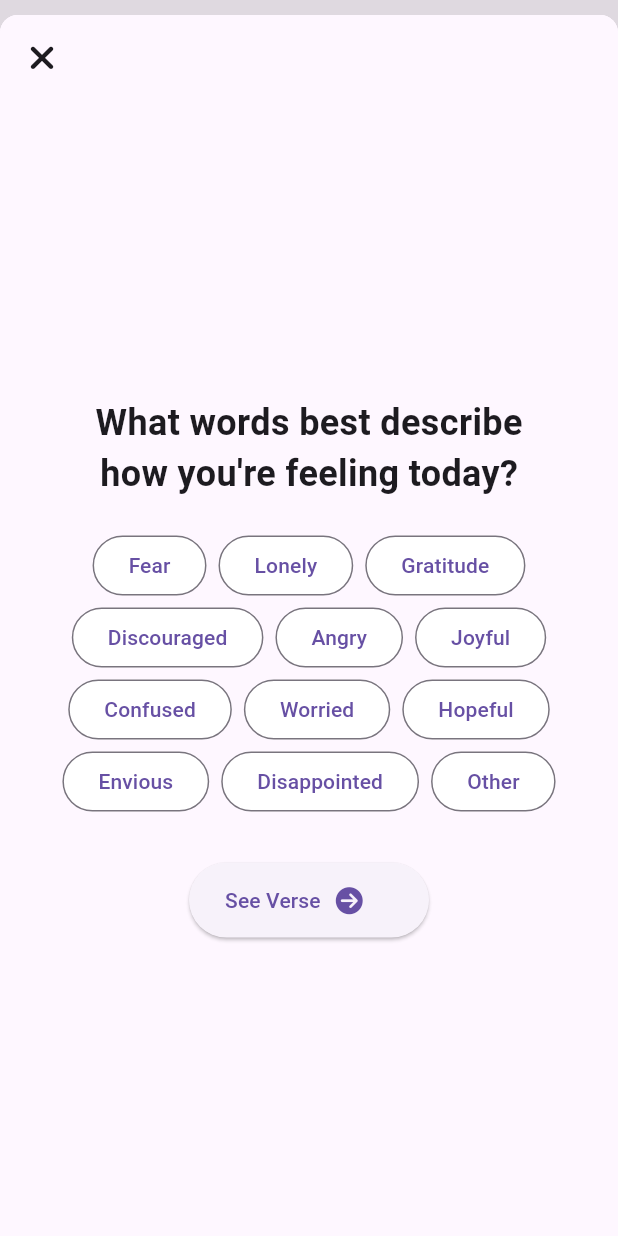
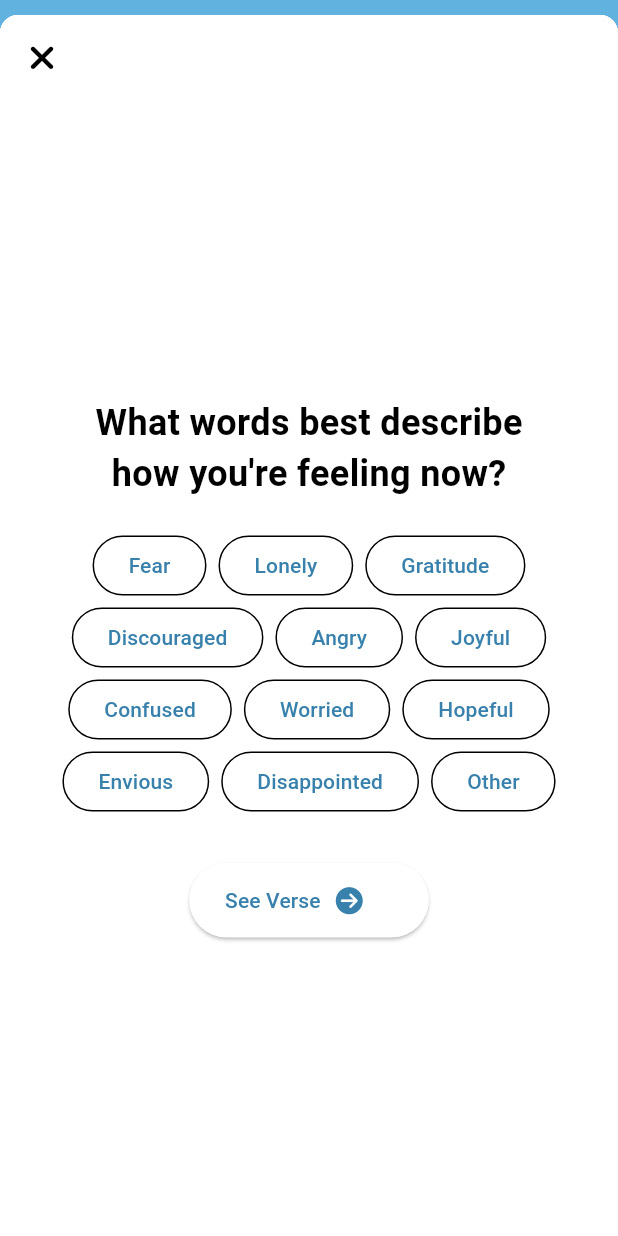
Before and after one commit to jerrychen-2018/Mood-Tracker-iOS-App, a Flutter app: the BottomNavBar screen opened by its route, after a tap on the "add" icon, on a phone screen of 412 x 824 dp. Run offline on Flutter 3.47's test engine with Material 3 defaults, Android fonts, the phone set to English and light mode, and no system bars; drawn by our look-alikes of google_nav_bar; our stand-ins replace animated_text_kit, firebase_auth, firebase_core, flutter_local_notifications, flutter_native_timezone, flutter_svg and 10 more; missing offline and left inert: flutter_emoji; accounts and stored records are empty.

Commit message:
changed bottomnavbar UI and app colors, fixed bug on emotions not showing up

```diff
--- a/lib/Screens/BottomNavBar/bottom_nav_bar.dart
+++ b/lib/Screens/BottomNavBar/bottom_nav_bar.dart
@@ -1,8 +1,9 @@
 import "package:ebbnflow/Screens/Settings/settings.dart";
-
+import 'package:modal_bottom_sheet/modal_bottom_sheet.dart';
 import "package:ebbnflow/Screens/VerseList/verse_list.dart";
+import "package:ebbnflow/Screens/Verse/emotions_words_page.dart";
 import 'package:font_awesome_flutter/font_awesome_flutter.dart';
-
+import 'package:google_nav_bar/google_nav_bar.dart';
 import "package:flutter/material.dart";
 
 class BottomNavBar extends StatefulWidget {
@@ -22,21 +23,59 @@ class _BottomNavBarState extends State<BottomNavBar> {
     });
   }
 
+  Future<void> addVerse() async {
+    await showCupertinoModalBottomSheet(
+        expand: true,
+        context: context,
+        backgroundColor: Colors.transparent,
+        builder: (context) => const EmotionWordsPage());
+
+    // print("...number of items ${listview.length}");
+    // print("...items ${listview.toString()}");
+  }
+
   @override
   Widget build(BuildContext context) {
     return Scaffold(
       body: SafeArea(child: pageOptions.elementAt(_selectedPageIndex)),
-      bottomNavigationBar: BottomNavigationBar(
-        items: const [
-          BottomNavigationBarItem(
-              icon: FaIcon(FontAwesomeIcons.scroll), label: "List"),
-          BottomNavigationBarItem(
-              icon: FaIcon(FontAwesomeIcons.gear), label: "Settings")
-        ],
-        currentIndex: _selectedPageIndex,
-        selectedItemColor: Colors.lightBlueAccent,
-        onTap: _onItemTapped,
+      bottomNavigationBar: Container(
+        decoration: BoxDecoration(color: Colors.white, boxShadow: [
+          BoxShadow(
+            color: Colors.black.withOpacity(0.6),
+            spreadRadius: 5,
+            blurRadius: 10,
+            offset: Offset(0, 5), // changes position of shadow
+          ),
+        ]),
+        child: Padding(
+          padding: const EdgeInsets.symmetric(horizontal: 10, vertical: 10),
+          child: GNav(
+            backgroundColor: Colors.white,
+            color: Color.fromRGBO(56, 129, 172, 1),
+            activeColor: Color.fromRGBO(33, 93, 128, 1),
+            gap: 8,
+            iconSize: 32,
+            tabs: const [
+              GButton(
+                icon: Icons.home,
+                text: "Home",
+              ),
+              GButton(icon: Icons.settings, text: "Settings")
+            ],
+            onTabChange: _onItemTapped,
+          ),
+        ),
       ),
+      floatingActionButton: Container(
+        height: 80.0,
+        width: 80.0,
+        child: FloatingActionButton(
+          onPressed: addVerse,
+          shape: const CircleBorder(),
+          child: const Icon(Icons.add),
+        ),
+      ),
+      floatingActionButtonLocation: FloatingActionButtonLocation.centerDocked,
     );
   }
 }
--- a/lib/Screens/Verse/verse_page.dart
+++ b/lib/Screens/Verse/verse_page.dart
@@ -67,6 +67,7 @@ class VersePage extends StatelessWidget {
                           DateFormat.yMMMMd('en_US').add_jm().format(now);
                       // await SQLHelper.createItem(
                       //     verseTitle, verse, formattedDate, emotions);
+                      print(emotions);
                       Provider.of<Breadify>(context, listen: false)
                           .addEntryToList(
                               verseTitle, verse, formattedDate, emotions);
--- a/lib/Screens/VerseList/verse_list.dart
+++ b/lib/Screens/VerseList/verse_list.dart
@@ -1,4 +1,4 @@
-import "package:ebbnflow/components/my_verse_tile.dart";
+import "package:ebbnflow/components/MyVerseTile/my_verse_tile.dart";
 import "package:ebbnflow/Screens/Verse/emotions_words_page.dart";
 import 'package:modal_bottom_sheet/modal_bottom_sheet.dart';
 import 'package:provider/provider.dart';
@@ -16,7 +16,7 @@ class _VerseListState extends State<VerseList> {
   //List<Map<String, dynamic>> listview = [];
 
   Future<void> addVerse() async {
-    final result = await showCupertinoModalBottomSheet(
+    await showCupertinoModalBottomSheet(
         expand: true,
         context: context,
         backgroundColor: Colors.transparent,
@@ -31,6 +31,7 @@ class _VerseListState extends State<VerseList> {
     return Consumer<Breadify>(
         builder: (context, value, child) => Scaffold(
               appBar: AppBar(
+                backgroundColor: Color.fromRGBO(112, 203, 255, 1),
                 centerTitle: false,
                 title: const Text("Your Scripture List",
                     style:
@@ -62,13 +63,13 @@ class _VerseListState extends State<VerseList> {
                   ),
                 ),
               ),
-              floatingActionButton: FloatingActionButton(
-                onPressed: addVerse,
-                shape: const CircleBorder(),
-                child: const Icon(Icons.add),
-              ),
-              floatingActionButtonLocation:
-                  FloatingActionButtonLocation.miniEndFloat,
+              // floatingActionButton: FloatingActionButton(
+              //   onPressed: addVerse,
+              //   shape: const CircleBorder(),
+              //   child: const Icon(Icons.add),
+              // ),
+              // floatingActionButtonLocation:
+              //     FloatingActionButtonLocation.miniEndFloat,
             ));
   }
 }
--- a/lib/components/my_time_picker_button.dart
+++ b/lib/components/my_time_picker_button.dart
@@ -67,18 +67,20 @@ class _MyTimePickerButtonState extends State<MyTimePickerButton> {
                     value.scheduledAmPm);
               },
               child: Container(
+                height: 100,
+                width: 300,
                 decoration: BoxDecoration(
                     color: Colors.cyan[600],
                     borderRadius: BorderRadius.circular(10),
                     boxShadow: [
                       BoxShadow(
-                        color: Colors.grey.withOpacity(0.65),
+                        color: Colors.black.withOpacity(0.4),
                         spreadRadius: 4,
                         blurRadius: 8,
                         offset: Offset(0, 5), // changes position of shadow
                       ),
                     ]),
-                margin: EdgeInsets.only(top: 20, left: 20, right: 20),
+                margin: EdgeInsets.all(30),
                 padding: EdgeInsets.all(20),
                 child: Row(
                   //mainAxisAlignment: MainAxisAlignment.spaceBetween,
--- a/lib/themes/theme.dart
+++ b/lib/themes/theme.dart
@@ -1,9 +1,15 @@
 import "package:flutter/material.dart";
 
 ThemeData lightMode = ThemeData(
-  brightness: Brightness.light,
-);
+    brightness: Brightness.light,
+    colorScheme: ColorScheme.light(
+        background: Color.fromRGBO(112, 203, 255, 1),
+        primary: Color.fromRGBO(56, 129, 172, 1),
+        secondary: Color.fromRGBO(33, 93, 128, 1)));
 
 ThemeData darkMode = ThemeData(
-  brightness: Brightness.dark,
-);
+    brightness: Brightness.dark,
+    colorScheme: ColorScheme.dark(
+        background: Colors.grey.shade800,
+        primary: Colors.grey.shade700,
+        secondary: Colors.grey.shade600));
--- a/pubspec.yaml
+++ b/pubspec.yaml
@@ -57,6 +57,7 @@ dependencies:
   flutter_native_timezone: ^2.0.0
   rxdart: ^0.27.7
   shared_preferences: ^2.2.2
+  google_nav_bar: ^5.0.6
 
 flutter_native_splash:
   color: "#70cbff"
```
Also changed, not shown: lib/Screens/Settings/settings.dart (+9 -2 lines), lib/Screens/Verse/emotions_words_page.dart (+3 -27 lines), lib/components/MyVerseTile/my_verse_tile.dart (added, +113 -0 lines), lib/components/my_verse_tile.dart (deleted, +0 -110 lines), lib/components/MyVerseTile/my_verse_tile_delete.dart (renamed from lib/components/my_verse_tile_delete.dart), pubspec.lock.
